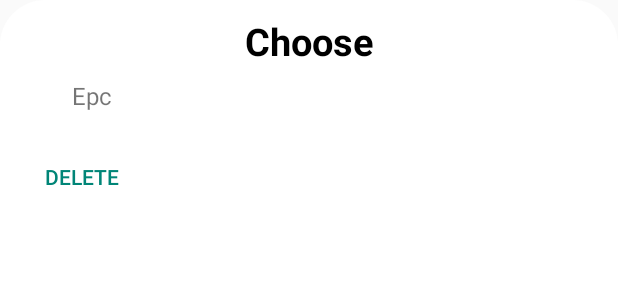
After one commit to cylissama/Alien-Probe, an Android app built with Jetpack Compose: the layout bottom_sheet_layout.xml on its own in the app's theme, with its tools: preview values and no code run, on a phone screen of 412 x 824 dp. The commit adds this screen. Shown: the top 300 px of the screen. Run offline under Robolectric (Android 15) with nearby library versions, the phone set to English and light mode, and no system bars.

Commit message:
added Dialog box

```diff
--- a/Android App/Alien PROBE/app/src/main/java/com/example/alienprobe/TagModel.java
+++ b/Android App/Alien PROBE/app/src/main/java/com/example/alienprobe/TagModel.java
@@ -2,6 +2,8 @@
 
 
 package com.example.alienprobe;
+
+import androidx.annotation.NonNull;
 
 public class TagModel {
     private int id;
@@ -17,6 +19,7 @@ public class TagModel {
         this.latitude = latitude;
         this.time = time;
     }
+    @NonNull
     @Override
     public String toString() {
         return "tagModel{" +
--- a/Android App/Alien PROBE/app/src/main/java/com/example/alienprobe/ViewTagsActivity.kt
+++ b/Android App/Alien PROBE/app/src/main/java/com/example/alienprobe/ViewTagsActivity.kt
@@ -24,7 +24,7 @@ class ViewTagsActivity : AppCompatActivity() {
         dataBaseHelper = DataBaseHelper(this)
         val allTags = dataBaseHelper.getAllTags()
 
-        adapter = TagsAdapter(this, allTags)
+        adapter = TagsAdapter(this, allTags, dataBaseHelper)
         tagsRecyclerView.adapter = adapter
 
         //Back Button
--- /dev/null
+++ b/Android App/Alien PROBE/app/src/main/res/drawable/dialog_box.xml
@@ -0,0 +1,18 @@
+<?xml version="1.0" encoding="utf-8"?>
+<shape xmlns:android="http://schemas.android.com/apk/res/android">
+
+    <solid android:color="@color/white"/>
+
+    <corners
+        android:topLeftRadius="30dp"
+        android:topRightRadius="30dp"
+        android:bottomLeftRadius="30dp"
+        android:bottomRightRadius="30dp"/>
+
+    <padding
+        android:left="10sp"
+        android:right="10sp"
+        android:top="10sp"
+        android:bottom="10sp"/>
+
+</shape>
--- /dev/null
+++ b/Android App/Alien PROBE/app/src/main/res/layout/bottom_sheet_layout.xml
@@ -0,0 +1,53 @@
+<?xml version="1.0" encoding="utf-8"?>
+<LinearLayout xmlns:android="http://schemas.android.com/apk/res/android"
+    android:id="@+id/mainLinearLayout"
+    android:orientation="vertical"
+    android:layout_width="match_parent"
+    android:layout_height="match_parent"
+    android:background="@drawable/dialog_box">
+
+    <TextView
+        android:id="@+id/chooseTxt"
+        android:layout_width="match_parent"
+        android:layout_height="wrap_content"
+        android:textAlignment="center"
+        android:text="Choose"
+        android:textColor="@color/black"
+        android:textSize="25sp"
+        android:textStyle="bold"/>
+
+    <LinearLayout
+        android:id="@+id/epcViewLayout"
+        android:orientation="horizontal"
+        android:layout_width="match_parent"
+        android:layout_height="wrap_content"
+        android:padding="8dp">
+
+        <TextView
+            android:id="@+id/epcView"
+            android:layout_width="wrap_content"
+            android:layout_height="wrap_content"
+            android:text="Epc"
+            android:layout_marginStart="30dp"
+            android:textSize="16sp"/>
+
+    </LinearLayout>
+
+
+    <LinearLayout
+        android:id="@+id/addNoteView"
+        android:orientation="horizontal"
+        android:layout_width="match_parent"
+        android:layout_height="wrap_content"
+        android:padding="8dp">
+
+        <Button
+            android:id="@+id/deleteButton"
+            android:layout_width="wrap_content"
+            android:layout_height="wrap_content"
+            android:text="@string/delete"
+            style="?android:attr/buttonBarButtonStyle" />
+
+    </LinearLayout>
+
+</LinearLayout>
--- /dev/null
+++ b/Android App/Alien PROBE/app/src/main/res/values/ids.xml
@@ -0,0 +1,3 @@
+<?xml version="1.0" encoding="utf-8"?>
+<resources>
+</resources>
--- a/Android App/Alien PROBE/app/src/main/res/values/strings.xml
+++ b/Android App/Alien PROBE/app/src/main/res/values/strings.xml
@@ -45,4 +45,5 @@
     <string name="setup_about_text">On the Setup screen, you need to set the IP address, Port number, Username and Password for the reader</string>
     <string name="scanner_about_text1">On the Scanner screen, you can use the Scan button to issue the t command to the reader. This will return a list of tags and their EPCs and store any new tags in the database.</string>
     <string name="scanner_about_text2">You can then tap the View Tags button to display a list of unique tags store in the database.</string>
+    <string name="delete">Delete</string>
 </resources>
```
Also changed, not shown: Android App/Alien PROBE/app/src/main/java/com/example/alienprobe/TagsAdapter.java (+56 -5 lines), Android App/Alien PROBE/app/src/main/res/layout/tag_item.xml (+47 -15 lines).
